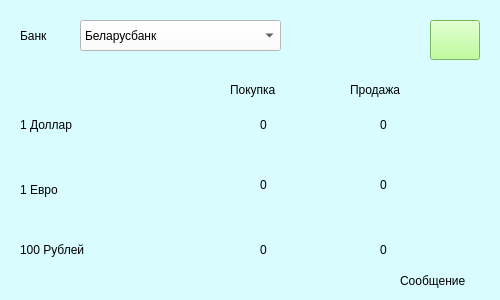
Before: the Qt Designer form Form.ui in EfimTishkovski/simple_parser, drawn with Qt 5.
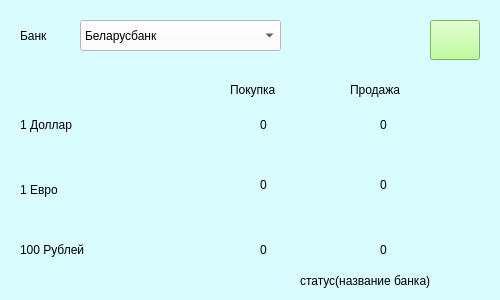
After: the same form once the commit is applied. Icons and pictures are not drawn.

Commit message: Написано отвражения данных в окне программы.

```diff
--- a/Form.ui
+++ b/Form.ui
@@ -334,9 +334,9 @@
   <widget class="QLabel" name="label_16">
    <property name="geometry">
     <rect>
-     <x>400</x>
+     <x>300</x>
      <y>270</y>
-     <width>91</width>
+     <width>191</width>
      <height>21</height>
     </rect>
    </property>
@@ -344,7 +344,7 @@
     <string notr="true">font: 12pt &quot;MS Shell Dlg 2&quot;;</string>
    </property>
    <property name="text">
-    <string>Сообщение</string>
+    <string>статус(название банка)</string>
    </property>
   </widget>
  </widget>
```
Left out of the diff: 22 changed lines with no effect on the pictures. The commit also changes 2 other files.
